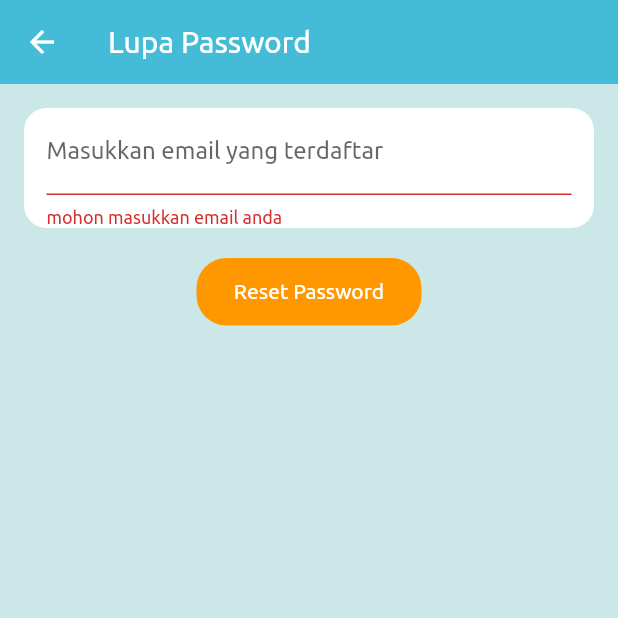
After one commit to usmarmanalu/kelompok-1, a Flutter app: the LupaPassword screen opened directly, after a tap on "Reset Password", on a phone screen of 412 x 824 dp, the top half of it. The commit adds this screen. Run offline on Flutter 3.47's test engine with Material 2 defaults, Android fonts, the phone set to English and light mode, and no system bars; our stand-ins replace cloud_firestore, firebase_auth, firebase_core, fluttertoast; accounts and stored records are empty; project files that could hold a hidden picture were left out.

Commit message:
add lupa password, constan widget

```diff
--- a/lib/Screens/dasboard.dart
+++ b/lib/Screens/dasboard.dart
@@ -94,7 +94,7 @@ class _DasboardState extends State<Dasboard> {
                                   GlobalContextService
                                       .navigatorKey.currentContext!,
                                   MaterialPageRoute(
-                                    builder: (context) => LoginScreen(),
+                                    builder: (context) => const LoginScreen(),
                                   ),
                                 );
                               },
--- /dev/null
+++ b/lib/Screens/lupa_password.dart
@@ -0,0 +1,135 @@
+import 'package:firebase_auth/firebase_auth.dart';
+import 'package:flutter/material.dart';
+import 'package:kelompok_1/constant/color.dart';
+
+class LupaPassword extends StatefulWidget {
+  const LupaPassword({super.key});
+
+  @override
+  State<LupaPassword> createState() => _LupaPasswordState();
+}
+
+class _LupaPasswordState extends State<LupaPassword> {
+  @override
+  Widget build(BuildContext context) {
+    // ignore: no_leading_underscores_for_local_identifiers
+    final _validatorKey = GlobalKey<FormState>();
+    // ignore: no_leading_underscores_for_local_identifiers
+    final TextEditingController _emailController = TextEditingController();
+
+    // menginisiasi proses pengambilan data dari firebase authentication secara asyncronous
+    // ignore: no_leading_underscores_for_local_identifiers
+    Future<void> _resetPassword() async {
+      final String email = _emailController.text;
+      if (email.isNotEmpty) {
+        try {
+          await FirebaseAuth.instance.sendPasswordResetEmail(email: email);
+          // ignore: use_build_context_synchronously
+          showDialog(
+            context: context,
+            builder: (BuildContext context) {
+              return AlertDialog(
+                title: const Text('Ubah Password'),
+                content: const Text(
+                  'Instruksi ubah password telah dikirim ke email Anda.',
+                ),
+                actions: [
+                  TextButton(
+                    child: const Text('OK'),
+                    onPressed: () {
+                      Navigator.of(context).pop();
+                      _emailController.clear();
+                    },
+                  ),
+                ],
+              );
+            },
+          );
+        } catch (error) {
+          showDialog(
+            context: context,
+            builder: (BuildContext context) {
+              return AlertDialog(
+                title: const Text('Maaf, Email tidak terdaftar'),
+                content: Text('$error'),
+                actions: [
+                  TextButton(
+                    child: const Text('OK'),
+                    onPressed: () {
+                      Navigator.of(context).pop();
+                      _emailController.clear();
+                    },
+                  ),
+                ],
+              );
+            },
+          );
+        }
+      }
+    }
+
+    return Scaffold(
+      backgroundColor: bgColor,
+      appBar: AppBar(
+        elevation: 0,
+        backgroundColor: blueColor,
+        title: const Text("Lupa Password"),
+      ),
+      body: Padding(
+        padding: const EdgeInsets.all(16.0),
+        child: Column(
+          children: [
+            Form(
+              key: _validatorKey,
+              child: Container(
+                padding: const EdgeInsets.symmetric(horizontal: 15),
+                decoration: BoxDecoration(
+                  color: Colors.white,
+                  borderRadius: BorderRadius.circular(15),
+                ),
+                child: TextFormField(
+                  controller: _emailController,
+                  decoration: const InputDecoration(
+                    labelText: 'Masukkan email yang terdaftar',
+                  ),
+                  validator: (value) {
+                    if (value!.isEmpty) {
+                      return 'mohon masukkan email anda ';
+                    }
+                    return null;
+                  },
+                ),
+              ),
+            ),
+            const SizedBox(
+              height: 20,
+            ),
+            Container(
+              height: 45,
+              width: 150,
+              decoration: BoxDecoration(
+                color: Colors.orange,
+                borderRadius: BorderRadius.circular(20),
+              ),
+              child: GestureDetector(
+                child: const Center(
+                  child: Text(
+                    'Reset Password',
+                    style: TextStyle(color: Colors.white),
+                  ),
+                ),
+                onTap: () {
+                  if (_validatorKey.currentState!.validate()) {
+                    _resetPassword();
+                  } else {
+                    _emailController.clear();
+                  }
+                },
+              ),
+            ),
+          ],
+        ),
+      ),
+    );
+  }
+}
--- a/lib/data/firebase_data_table.dart
+++ b/lib/data/firebase_data_table.dart
@@ -149,7 +149,7 @@ class _FirebaseDataTableState extends State<FirebaseDataTable> {
                       builder: (context) {
                         return AlertDialog(
                           title: Text("Yakin ingin menghapus?"),
-                          content:  Text("tekan ya jika ingin melanjutkan"),
+                          content: Text("tekan ya jika ingin melanjutkan"),
                           actions: [
                             ElevatedButton(
                               onPressed: () {
--- a/lib/main.dart
+++ b/lib/main.dart
@@ -6,7 +6,7 @@ void main() async {
   // inisialisai firebase
   WidgetsFlutterBinding.ensureInitialized();
   await Firebase.initializeApp();
-  runApp(MyApp());
+  runApp(const MyApp());
 }
 
 class MyApp extends StatelessWidget {
@@ -29,7 +29,6 @@ class MyApp extends StatelessWidget {
 
 /* https://stackoverflow.com/questions/68695028/error-undefined-name-context-in-flutter
 GlobalcontextService*/
-
 class GlobalContextService {
   static GlobalKey<NavigatorState> navigatorKey = GlobalKey<NavigatorState>();
 }
```
Also changed, not shown: lib/Screens/lnput_barang.dart (+23 -21 lines), lib/Screens/login.dart (+25 -5 lines), lib/Screens/rekap_barang.dart (+5 -5 lines), 1 other file.
